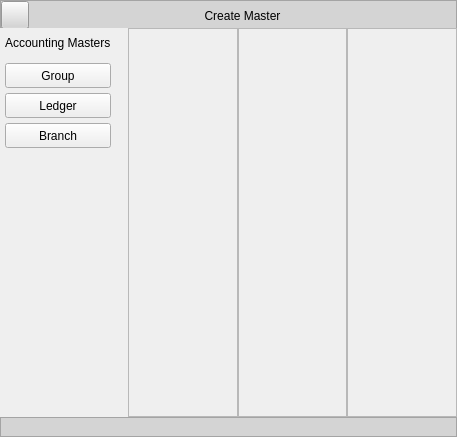
First picture: the form in Resources/Ui/CreateMasterList.ui, repository Darshitjivani/MBAS, before the edit.
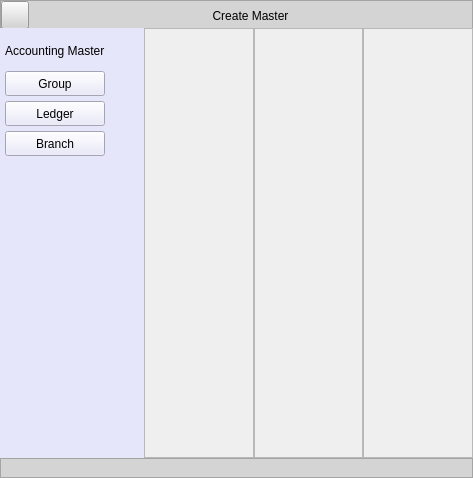
Second picture: the form after the edit. Icons and pictures are not drawn.

The edit to the form file:
```diff
--- a/Resources/Ui/CreateMasterList.ui
+++ b/Resources/Ui/CreateMasterList.ui
@@ -6,8 +6,8 @@
    <rect>
     <x>0</x>
     <y>0</y>
-    <width>457</width>
-    <height>437</height>
+    <width>473</width>
+    <height>478</height>
    </rect>
   </property>
   <property name="windowTitle">
@@ -265,18 +265,30 @@
      <widget class="QWidget" name="widget" native="true">
       <property name="minimumSize">
        <size>
-        <width>0</width>
+        <width>144</width>
         <height>0</height>
        </size>
       </property>
       <property name="maximumSize">
        <size>
-        <width>16777215</width>
+        <width>144</width>
         <height>16777215</height>
        </size>
       </property>
       <property name="styleSheet">
-       <string notr="true"/>
+       <string notr="true">
+
+QWidget{
+	background-color: rgb(230, 230, 250);
+}
+
+QPushButton:hover {
+  border-radius: 05px;
+  padding: 5px;
+  color:#ffffff;
+  background-color:#9BA4B5;
+  border: 0px solid ;
+}</string>
       </property>
       <layout class="QGridLayout" name="gridLayout_3">
        <property name="leftMargin">
@@ -297,7 +309,26 @@
        <property name="verticalSpacing">
         <number>5</number>
        </property>
-       <item row="1" column="0">
+       <item row="5" column="0">
+        <widget class="QPushButton" name="pbCreateBranch">
+         <property name="sizePolicy">
+          <sizepolicy hsizetype="Preferred" vsizetype="Fixed">
+           <horstretch>0</horstretch>
+           <verstretch>0</verstretch>
+          </sizepolicy>
+         </property>
+         <property name="minimumSize">
+          <size>
+           <width>0</width>
+           <height>25</height>
+          </size>
+         </property>
+         <property name="text">
+          <string>Branch</string>
+         </property>
+        </widget>
+       </item>
+       <item row="3" column="0">
         <widget class="QPushButton" name="pbCreateGroup">
          <property name="sizePolicy">
           <sizepolicy hsizetype="Minimum" vsizetype="Minimum">
@@ -325,7 +356,51 @@
          </property>
         </widget>
        </item>
-       <item row="1" column="2" rowspan="4">
+       <item row="6" column="0">
+        <widget class="Line" name="line_3">
+         <property name="minimumSize">
+          <size>
+           <width>0</width>
+           <height>0</height>
+          </size>
+         </property>
+         <property name="styleSheet">
+          <string notr="true">background-color: transparent;</string>
+         </property>
+         <property name="orientation">
+          <enum>Qt::Vertical</enum>
+         </property>
+        </widget>
+       </item>
+       <item row="4" column="0">
+        <widget class="QPushButton" name="pdCreateLedger">
+         <property name="sizePolicy">
+          <sizepolicy hsizetype="Minimum" vsizetype="Minimum">
+           <horstretch>0</horstretch>
+           <verstretch>0</verstretch>
+          </sizepolicy>
+         </property>
+         <property name="minimumSize">
+          <size>
+           <width>0</width>
+           <height>25</height>
+          </size>
+         </property>
+         <property name="maximumSize">
+          <size>
+           <width>16777215</width>
+           <height>25</height>
+          </size>
+         </property>
+         <property name="styleSheet">
+          <string notr="true"/>
+         </property>
+         <property name="text">
+          <string>Ledger</string>
+         </property>
+        </widget>
+       </item>
+       <item row="3" column="2" rowspan="4">
         <widget class="Line" name="line_2">
          <property name="minimumSize">
           <size>
@@ -352,54 +427,10 @@
          </property>
         </widget>
        </item>
-       <item row="0" column="0">
-        <widget class="QLabel" name="lbAccountMasters">
-         <property name="sizePolicy">
-          <sizepolicy hsizetype="Preferred" vsizetype="Fixed">
-           <horstretch>0</horstretch>
-           <verstretch>0</verstretch>
-          </sizepolicy>
-         </property>
-         <property name="minimumSize">
-          <size>
-           <width>0</width>
-           <height>30</height>
-          </size>
-         </property>
-         <property name="maximumSize">
-          <size>
-           <width>16777215</width>
-           <height>30</height>
-          </size>
-         </property>
-         <property name="styleSheet">
-          <string notr="true"/>
-         </property>
-         <property name="text">
-          <string>Accounting Masters</string>
-         </property>
-        </widget>
-       </item>
-       <item row="4" column="0">
-        <widget class="Line" name="line_3">
-         <property name="minimumSize">
-          <size>
-           <width>0</width>
-           <height>0</height>
-          </size>
-         </property>
-         <property name="styleSheet">
-          <string notr="true">background-color: transparent;</string>
-         </property>
-         <property name="orientation">
-          <enum>Qt::Vertical</enum>
-         </property>
-        </widget>
-       </item>
        <item row="2" column="0">
-        <widget class="QPushButton" name="pdCreateLedger">
+        <widget class="QLabel" name="lbAccountMasters">
          <property name="sizePolicy">
-          <sizepolicy hsizetype="Minimum" vsizetype="Minimum">
+          <sizepolicy hsizetype="Preferred" vsizetype="Fixed">
            <horstretch>0</horstretch>
            <verstretch>0</verstretch>
           </sizepolicy>
@@ -407,33 +438,20 @@
          <property name="minimumSize">
           <size>
            <width>0</width>
-           <height>25</height>
+           <height>30</height>
           </size>
          </property>
          <property name="maximumSize">
           <size>
            <width>16777215</width>
-           <height>25</height>
+           <height>30</height>
           </size>
          </property>
          <property name="styleSheet">
           <string notr="true"/>
          </property>
          <property name="text">
-          <string>Ledger</string>
-         </property>
-        </widget>
-       </item>
-       <item row="3" column="0">
-        <widget class="QPushButton" name="pbCreateBranch">
-         <property name="minimumSize">
-          <size>
-           <width>0</width>
-           <height>25</height>
-          </size>
-         </property>
-         <property name="text">
-          <string>Branch</string>
+          <string>Accounting Master</string>
          </property>
         </widget>
        </item>
```
Left out of the diff: 2 changed lines with no effect on the pictures.
